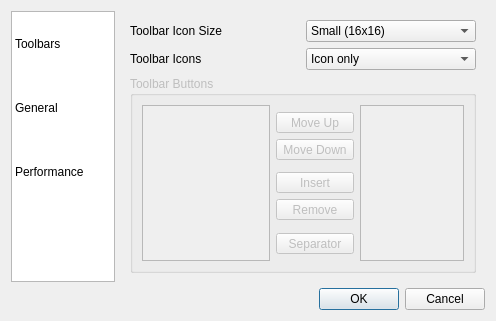
This is src/dialogs/config_dialog.ui in mbasaglia/Knotter as Qt 5 draws it before an edit. The edited form follows.
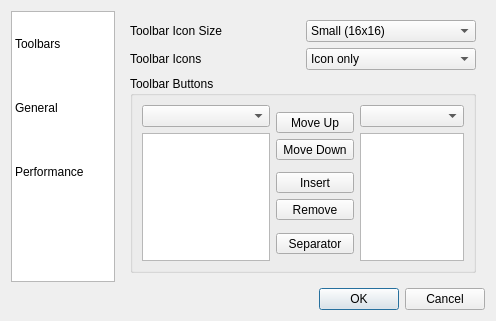
This is the edited form.

Commit message: Customizable Toolbars

What changed in the file:
```diff
--- a/src/dialogs/config_dialog.ui
+++ b/src/dialogs/config_dialog.ui
@@ -169,14 +169,11 @@
        </item>
        <item row="2" column="0" colspan="2">
         <widget class="QGroupBox" name="">
-         <property name="enabled">
-          <bool>false</bool>
-         </property>
          <property name="title">
           <string>Toolbar Buttons</string>
          </property>
-         <layout class="QHBoxLayout" name="horizontalLayout">
-          <item>
+         <layout class="QGridLayout" name="gridLayout_5">
+          <item row="1" column="0">
            <widget class="QListWidget" name="menu_items">
             <property name="sizePolicy">
              <sizepolicy hsizetype="Fixed" vsizetype="Expanding">
@@ -192,7 +189,7 @@
             </property>
            </widget>
           </item>
-          <item>
+          <item row="0" column="1" rowspan="2">
            <layout class="QVBoxLayout" name="verticalLayout_2">
             <item>
              <spacer name="verticalSpacer">
@@ -343,7 +340,7 @@
             </item>
            </layout>
           </item>
-          <item>
+          <item row="1" column="2">
            <widget class="QListWidget" name="toolbar_items">
             <property name="maximumSize">
              <size>
@@ -356,6 +353,12 @@
             </property>
            </widget>
           </item>
+          <item row="0" column="0">
+           <widget class="QComboBox" name="menu_combo"/>
+          </item>
+          <item row="0" column="2">
+           <widget class="QComboBox" name="toolbar_combo"/>
+          </item>
          </layout>
         </widget>
        </item>
```
Left out of the diff: 4 changed lines with no effect on the pictures. The commit also changes 5 other files.
